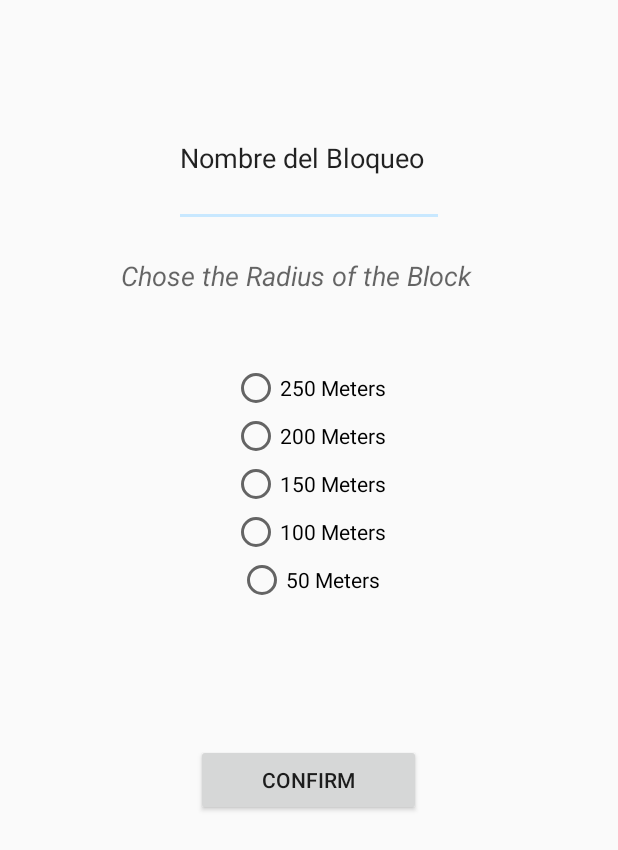
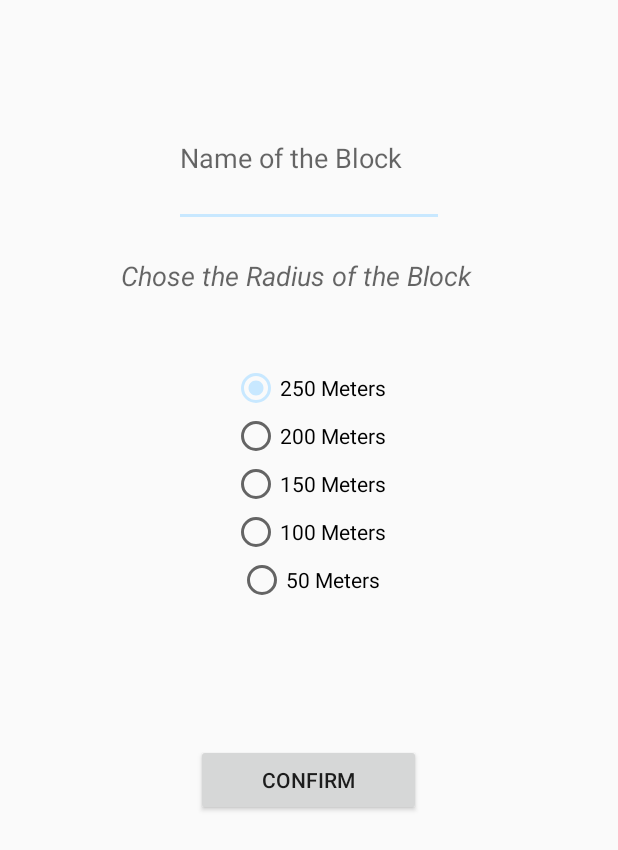
Before and after one commit to DiegoOcampo/MrBlockPI1, an Android app: the LockBlockActivity screen opened directly, with no data from a screen before it, on a phone screen of 412 x 824 dp. Shown: the top 850 px of the screen. Run offline under Robolectric (Android 15) with nearby library versions, the phone set to English and light mode, and no system bars.

```diff
--- a/Mr.Block/app/src/main/java/co/edu/eafit/mrblock/Controladores/Alarm.java
+++ b/Mr.Block/app/src/main/java/co/edu/eafit/mrblock/Controladores/Alarm.java
@@ -25,6 +25,7 @@ import co.edu.eafit.mrblock.Entidades.Contact;
 import co.edu.eafit.mrblock.Entidades.DateTime;
 import co.edu.eafit.mrblock.Helper.ContactInHelper;
 import co.edu.eafit.mrblock.Helper.DateHelper;
+import co.edu.eafit.mrblock.Helper.UbicationHelper;
 import co.edu.eafit.mrblock.R;
 
 /**
@@ -40,6 +41,7 @@ public class Alarm extends AppCompatActivity {
     ArrayList<DateTime> dateTimeArrayList;
     private ContactInHelper contactInHelper;
     private ArrayList<Contact> contacts = new ArrayList<Contact>();
+    private UbicationHelper ubicationHelper;
 
     @Override
     protected void onCreate(Bundle savedInstanceState) {
@@ -52,6 +54,8 @@ public class Alarm extends AppCompatActivity {
         dateTimeArrayList = dateHelper.getAllDate();
         contactInHelper = new ContactInHelper(getApplicationContext());
         contacts = contactInHelper.getAllContact();
+        ubicationHelper = new UbicationHelper(getApplicationContext());
+        ubicationHelper.deleteAll();
 
 
         textAlarmPrompt = (TextView) findViewById(R.id.alarm);
--- a/Mr.Block/app/src/main/res/layout/activity_config_locblock.xml
+++ b/Mr.Block/app/src/main/res/layout/activity_config_locblock.xml
@@ -8,14 +8,14 @@
         android:layout_width="180dp"
         android:layout_height="wrap_content"
         android:inputType="textPersonName"
-        android:text="Nombre del Bloqueo"
         android:ems="10"
         android:id="@+id/edit_Name"
         android:layout_gravity="center_horizontal"
         android:layout_weight="0.10"
         android:layout_marginLeft="0dp"
         android:layout_marginTop="60dp"
-        android:layout_marginBottom="20dp" />
+        android:layout_marginBottom="20dp"
+        android:hint="Name of the Block" />
 
     <TextView
         android:layout_width="250dp"
@@ -38,35 +38,41 @@
             android:layout_height="wrap_content"
             android:text="250 Meters"
             android:id="@+id/RB_250m"
-            android:layout_gravity="center_horizontal" />
+            android:layout_gravity="center_horizontal"
+            android:onClick="onRadioButtonClicked"
+            android:checked="true" />
 
         <RadioButton
             android:layout_width="wrap_content"
             android:layout_height="wrap_content"
             android:text="200 Meters"
             android:id="@+id/RB_200m"
-            android:layout_gravity="center_horizontal" />
+            android:layout_gravity="center_horizontal"
+            android:onClick="onRadioButtonClicked"/>
 
         <RadioButton
             android:layout_width="wrap_content"
             android:layout_height="wrap_content"
             android:text="150 Meters"
             android:id="@+id/RB_150m"
-            android:layout_gravity="center_horizontal" />
+            android:layout_gravity="center_horizontal"
+            android:onClick="onRadioButtonClicked"/>
 
         <RadioButton
             android:layout_width="wrap_content"
             android:layout_height="wrap_content"
             android:text="100 Meters"
-            android:id="@+id/radioButton4"
-            android:layout_gravity="center_horizontal" />
+            android:id="@+id/RB_100m"
+            android:layout_gravity="center_horizontal"
+            android:onClick="onRadioButtonClicked"/>
 
         <RadioButton
             android:layout_width="wrap_content"
             android:layout_height="wrap_content"
             android:text="50 Meters"
-            android:id="@+id/radioButton5"
-            android:layout_gravity="center_horizontal" />
+            android:id="@+id/RB_50m"
+            android:layout_gravity="center_horizontal"
+            android:onClick="onRadioButtonClicked"/>
 
     </RadioGroup>
 
```
Also changed, not shown: Mr.Block/app/src/main/java/co/edu/eafit/mrblock/Controladores/LockBlockActivity.java (+60 -7 lines), Mr.Block/app/src/main/java/co/edu/eafit/mrblock/Controladores/MapsActivity.java (+22 -1 lines).
